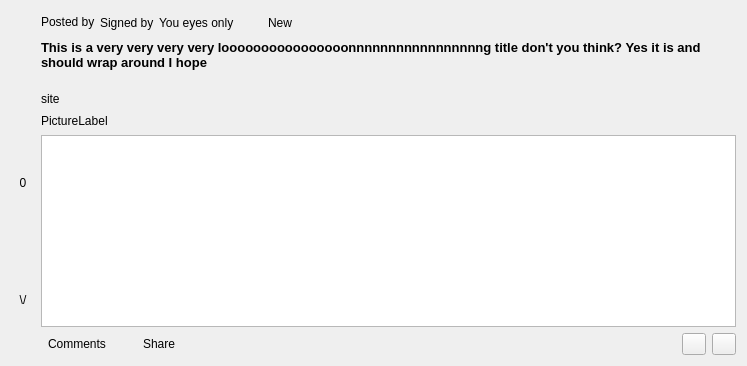
First picture: the form in retroshare-gui/src/gui/Posted/BoardPostDisplayWidget.ui, repository RetroShare/RetroShare, before the edit.
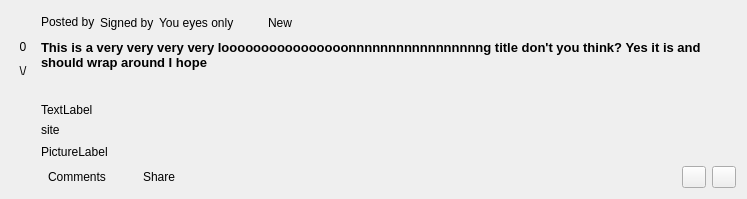
Second picture: the form after the edit. Icons and pictures are not drawn. Custom widgets are drawn as their Qt base class.

Commit message: fixed scaling of items.

Diff of the .ui file:
```diff
--- a/retroshare-gui/src/gui/Posted/BoardPostDisplayWidget.ui
+++ b/retroshare-gui/src/gui/Posted/BoardPostDisplayWidget.ui
@@ -7,7 +7,7 @@
     <x>0</x>
     <y>0</y>
     <width>747</width>
-    <height>366</height>
+    <height>199</height>
    </rect>
   </property>
   <property name="sizePolicy">
@@ -24,6 +24,8 @@
   </property>
   <layout class="QHBoxLayout" name="horizontalLayout_4">
    <item>
+    <layout class="QVBoxLayout" name="verticalLayout_3">
+     <item>
     <layout class="QVBoxLayout" name="verticalLayout">
      <item>
       <widget class="QToolButton" name="voteUpButton">
@@ -98,6 +100,21 @@
     </layout>
    </item>
    <item>
+      <spacer name="verticalSpacer">
+       <property name="orientation">
+        <enum>Qt::Vertical</enum>
+       </property>
+       <property name="sizeHint" stdset="0">
+        <size>
+         <width>20</width>
+         <height>40</height>
+        </size>
+       </property>
+      </spacer>
+     </item>
+    </layout>
+   </item>
+   <item>
     <layout class="QVBoxLayout" name="verticalLayout_2">
      <item>
       <layout class="QHBoxLayout" name="horizontalLayout_2">
@@ -248,6 +265,19 @@
        </property>
       </widget>
      </item>
+     <item>
+      <widget class="QLabel" name="notes">
+       <property name="text">
+        <string>TextLabel</string>
+       </property>
+       <property name="wordWrap">
+        <bool>true</bool>
+       </property>
+       <property name="openExternalLinks">
+        <bool>true</bool>
+       </property>
+      </widget>
+     </item>
      <item>
       <widget class="QLabel" name="siteLabel">
        <property name="sizePolicy">
@@ -291,9 +321,6 @@
        </item>
       </layout>
      </item>
-     <item>
-      <widget class="QTextEdit" name="notes"/>
-     </item>
      <item>
       <layout class="QHBoxLayout" name="horizontalLayout">
        <item>
```
Lines whose indentation alone changed are shown as unchanged. The commit also changes 1 other file.
